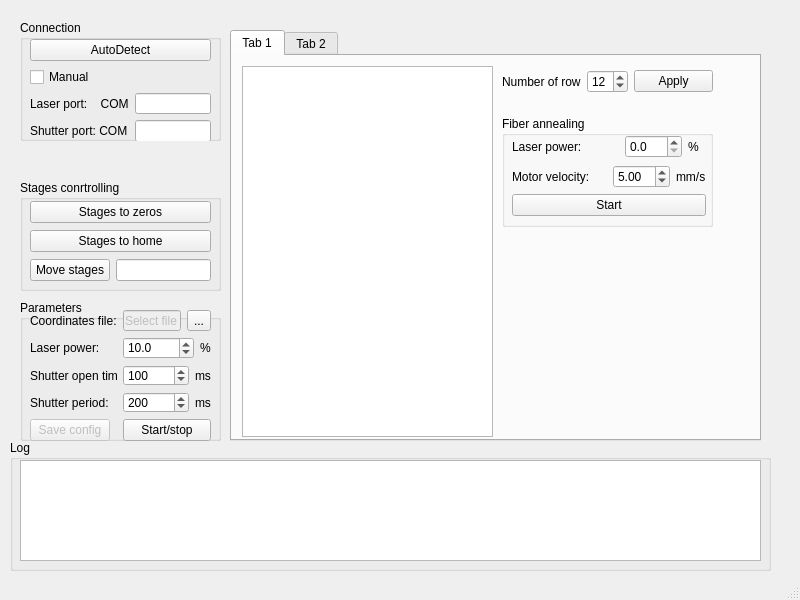
Old version of the form ui/MainWindow.ui in the repository al509/LabSoft.
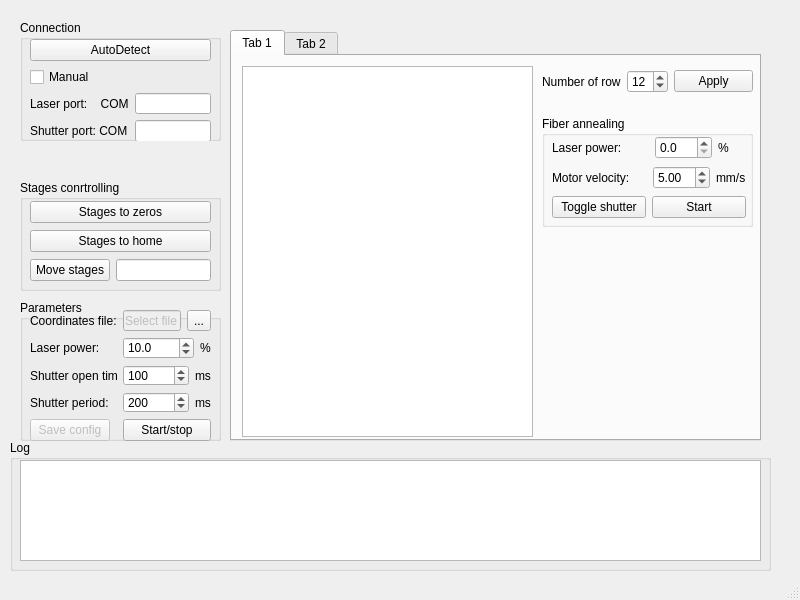
New version of the form.

Commit message: Shutte toggle button added

```diff
--- a/ui/MainWindow.ui
+++ b/ui/MainWindow.ui
@@ -334,7 +334,7 @@
        <rect>
         <x>10</x>
         <y>10</y>
-        <width>251</width>
+        <width>291</width>
         <height>371</height>
        </rect>
       </property>
@@ -342,7 +342,7 @@
      <widget class="QWidget" name="horizontalLayoutWidget">
       <property name="geometry">
        <rect>
-        <x>270</x>
+        <x>310</x>
         <y>10</y>
         <width>211</width>
         <height>31</height>
@@ -375,7 +375,7 @@
      <widget class="QGroupBox" name="annealBox">
       <property name="geometry">
        <rect>
-        <x>270</x>
+        <x>310</x>
         <y>60</y>
         <width>211</width>
         <height>111</height>
@@ -390,7 +390,7 @@
          <x>10</x>
          <y>19</y>
          <width>194</width>
-         <height>81</height>
+         <height>83</height>
         </rect>
        </property>
        <layout class="QVBoxLayout" name="annealLayout">
@@ -422,7 +422,7 @@
              <enum>Qt::LeftToRight</enum>
             </property>
             <property name="text">
-             <string>%  </string>
+             <string>%     </string>
             </property>
             <property name="textFormat">
              <enum>Qt::AutoText</enum>
@@ -460,11 +460,22 @@
          </layout>
         </item>
         <item>
+         <layout class="QHBoxLayout" name="horizontalLayout_2">
+          <item>
+           <widget class="QPushButton" name="toggleShutterButton">
+            <property name="text">
+             <string>Toggle shutter</string>
+            </property>
+           </widget>
+          </item>
+          <item>
          <widget class="QPushButton" name="startAnnealButton">
           <property name="text">
            <string>Start</string>
           </property>
          </widget>
+          </item>
+         </layout>
         </item>
        </layout>
       </widget>
```
Lines whose indentation alone changed are shown as unchanged. The commit also changes 3 other files.
